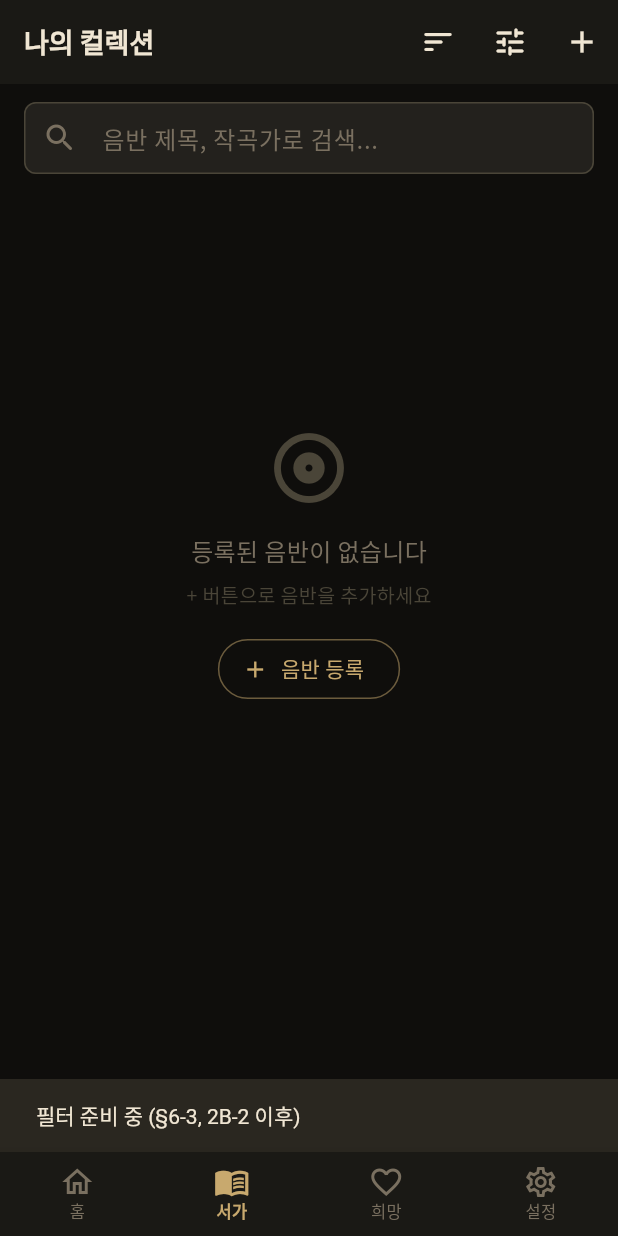
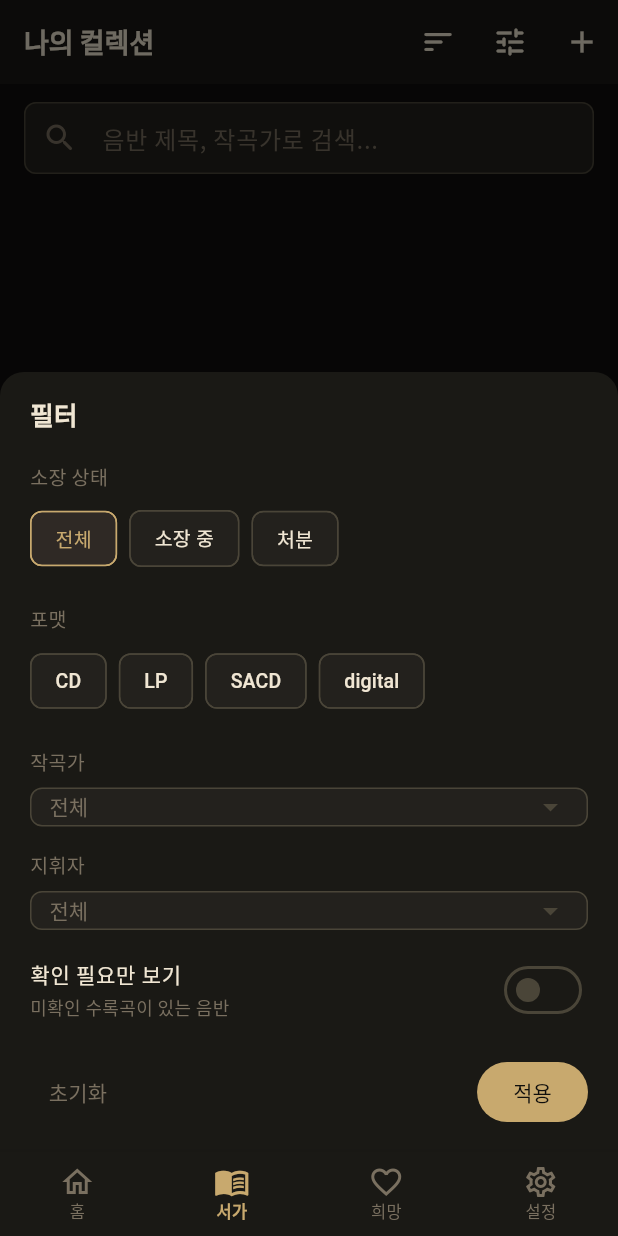
Before and after one commit to giltongit/classicshelf, a Flutter app: the screen it shows after launch, item 2 of the bottom bar chosen, after a tap on the "tune" icon, on a phone screen of 412 x 824 dp. Run offline on Flutter 3.47's test engine with Material 3 defaults, Android fonts, the phone set to English and light mode, and no system bars; our stand-ins replace cached_network_image, connectivity_plus, drift, flutter_image_compress, flutter_riverpod, go_router and 3 more; accounts and stored records are empty; generated files the repository leaves out were written again; network calls fail.

Commit message:
feat(v05) 필터 시트 UI (1-E)
서가 목록의 필터 아이콘이 띄우던 스텁 스낵바를 실제 바텀시트로 교체.
리포지토리 쿼리(getAlbumSummaries)는 이미 전 축을 처리하고 있었으므로
빠진 것은 UI와 선택지 소스뿐이었다.

축 5개: status / format / composer / conductor / onlyNeedsVerification.
period(시대)는 제외 - AlbumFilter.period와 works.period 조인 쿼리는 이미
있으나 works에 쓰는 경로가 없어(Open Opus 시드 미착수) 항상 0건이라
죽은 컨트롤이 된다. 모델과 쿼리를 그대로 두어 시드 후 칩만 붙이면 된다.

composer/conductor는 자유 텍스트가 아니라 드롭다운으로 받는다. 필터
매칭이 정확 일치라 자유 텍스트는 한 글자만 달라도 0건이 되기 때문이다.
선택지는 getFilterFacets()가 등록된 데이터에서 distinct로 뽑는다 -
지휘자는 앨범 기본값과 곡별 override 두 테이블의 합집합으로 모은다.
필터 쿼리도 두 테이블을 합집합으로 보므로 범위가 어긋나면 안 된다.

시트는 임시 상태로 편집하고 "적용"에서 한 번에 커밋한다. 조합 필터는
중간 상태가 의미 없어 매 토글마다 재조회하면 어수선하다. "초기화"는
시트가 다루는 축만 해제하고 검색어와 정렬은 보존한다 - AlbumFilter.empty로
되돌리면 검색창의 글자는 남는데 필터만 풀려 화면과 상태가 어긋난다.

DropdownButtonFormField 대신 DropdownButton을 쓴다. 전자는 FormField
기반이라 initialValue가 외부에서 바뀌어도 내부 상태가 따라오지 않아
초기화 후에도 옛 값이 남는다.

포맷 목록은 kAlbumFormats로 등록 폼과 공유한다. 두 곳이 다른 목록을
보면 필터가 입력값을 놓친다.

test/album_filter_test.dart: 축별 단독, 조합(교집합), 검색어 동시 적용,
facet 범위, 초기화 보존 5건. flutter analyze 에러 0.

실기 탭 검증은 아직 미확인 - 헤드리스와 정적 검증만 통과했다.

Co-Authored-By: Claude Opus 5 <noreply@anthropic.com>

```diff
--- a/lib/models/album.dart
+++ b/lib/models/album.dart
@@ -53,6 +53,10 @@ enum Confidence {
 
 /// 소장 상태 — disposed_at 기반 파생 (§6-2, 처분·분실 포함)
 enum HoldingStatus { owned, disposed }
+
+/// 포맷 선택지. albums.format은 자유 텍스트지만 입력·필터 모두 이 넷으로 제한한다.
+/// 등록 폼과 필터 시트가 같은 목록을 봐야 필터가 입력값을 놓치지 않는다.
+const kAlbumFormats = ['CD', 'LP', 'SACD', 'digital'];
 
 // ─────────────────────────────────────────────────────────────────────────────
 // Performer — 값 객체. 저장에서는 album_performers/composition_performers 행.
--- a/lib/models/album_filter.dart
+++ b/lib/models/album_filter.dart
@@ -44,6 +44,22 @@ class AlbumFilter {
 
   static const empty = AlbumFilter();
 
+  /// 필터 시트가 다루는 축의 활성 개수. 아이콘 뱃지용.
+  /// 검색어(query)·정렬(sort)은 화면에 별도 UI가 있으므로 세지 않는다.
+  int get activeCount => [
+        status != null,
+        format != null,
+        composer != null,
+        conductor != null,
+        period != null,
+        onlyNeedsVerification,
+      ].where((on) => on).length;
+
+  /// 시트의 "초기화" — 시트가 다루는 축만 해제하고 검색어·정렬은 보존한다.
+  /// AlbumFilter.empty로 통째 되돌리면 검색창 TextEditingController의 글자는
+  /// 남는데 필터만 풀려 화면과 상태가 어긋난다.
+  AlbumFilter clearedForSheet() => AlbumFilter(query: query, sort: sort);
+
   bool get isEmpty =>
       (query == null || query!.isEmpty) &&
       composer == null &&
--- a/lib/providers/providers.dart
+++ b/lib/providers/providers.dart
@@ -89,6 +89,13 @@ final allAlbumSummariesProvider = StreamProvider<List<AlbumSummary>>((ref) {
   return ref
       .watch(collectionRepositoryProvider)
       .watchAlbumSummaries(AlbumFilter.empty);
+});
+
+// ── 필터 시트 선택지 ────────────────────────────────────────────────────────────
+/// 작곡가·지휘자 distinct. autoDispose라 시트를 닫으면 버려지고 다음에 열 때
+/// 다시 읽는다 — 그 사이 앨범이 추가돼도 선택지가 낡지 않는다.
+final filterFacetsProvider = FutureProvider.autoDispose<FilterFacets>((ref) {
+  return ref.watch(collectionRepositoryProvider).getFilterFacets();
 });
 
 // ── 앨범 단건 (상세) ────────────────────────────────────────────────────────────
--- a/lib/repositories/collection_repository.dart
+++ b/lib/repositories/collection_repository.dart
@@ -33,6 +33,12 @@ typedef SyncResult = ({
   int skippedPending,
 });
 
+/// 필터 시트 선택지 — 이미 등록된 데이터에서 뽑은 distinct 값.
+/// composer·conductor 필터는 **정확 일치**(§6-3 쿼리)라 자유 텍스트로 받으면
+/// 한 글자만 달라도 0건이 된다. 있는 값 중에서 고르게 하려고 별도로 뽑는다.
+/// (Works 시드가 들어오면 자동완성으로 대체 가능 — 그때까지의 대안)
+typedef FilterFacets = ({List<String> composers, List<String> conductors});
+
 /// 저장된 애그리게이트 반환값. book처럼 서버 id를 되돌려줄 필요가 없어
 /// 도메인 Album을 그대로 반환한다(로컬=원격 동일 id).
 abstract interface class CollectionRepository {
@@ -45,6 +51,9 @@ abstract interface class CollectionRepository {
 
   /// 단일 앨범 애그리게이트(상세·편집용). 없으면 null.
   Future<Album?> getAlbum(String albumId);
+
+  /// 필터 시트 선택지(작곡가·지휘자). 등록된 데이터에서 distinct.
+  Future<FilterFacets> getFilterFacets();
 
   /// 희망 목록(독립 애그리게이트). 등록순(최신 위).
   Future<List<WishItem>> getWishlist();
--- a/lib/repositories/collection_repository_impl.dart
+++ b/lib/repositories/collection_repository_impl.dart
@@ -512,6 +512,46 @@ class CollectionRepositoryImpl implements CollectionRepository {
         needsVerification: cs.any((c) => c.confidence == 'unverified'),
       );
     }).toList();
+  }
+
+  @override
+  Future<FilterFacets> getFilterFacets() async {
+    // 작곡가 — 수록곡에만 있다.
+    final composerQ = _db.selectOnly(_db.compositions)
+      ..addColumns([_db.compositions.composer])
+      ..groupBy([_db.compositions.composer]);
+    final composers = (await composerQ.get())
+        .map((r) => r.read(_db.compositions.composer))
+        .whereType<String>()
+        .map((s) => s.trim())
+        .where((s) => s.isNotEmpty)
+        .toSet() // groupBy 이후지만 trim 때문에 다시 겹칠 수 있다
+        .toList()
+      ..sort();
+
+    // 지휘자 — 앨범 기본값과 곡별 override 두 곳에 흩어져 있다(§3-3). 합집합.
+    //   필터 쿼리(getAlbumSummaries)도 두 테이블을 ∪로 보므로 선택지도 같아야 한다.
+    final apQ = _db.selectOnly(_db.albumPerformers)
+      ..addColumns([_db.albumPerformers.name])
+      ..where(_db.albumPerformers.role.equals(PerformerRole.conductor.value))
+      ..groupBy([_db.albumPerformers.name]);
+    final cpQ = _db.selectOnly(_db.compositionPerformers)
+      ..addColumns([_db.compositionPerformers.name])
+      ..where(
+          _db.compositionPerformers.role.equals(PerformerRole.conductor.value))
+      ..groupBy([_db.compositionPerformers.name]);
+
+    final conductors = <String>{
+      ...(await apQ.get())
+          .map((r) => r.read(_db.albumPerformers.name))
+          .whereType<String>(),
+      ...(await cpQ.get())
+          .map((r) => r.read(_db.compositionPerformers.name))
+          .whereType<String>(),
+    }.map((s) => s.trim()).where((s) => s.isNotEmpty).toSet().toList()
+      ..sort();
+
+    return (composers: composers, conductors: conductors);
   }
 
   @override
--- a/lib/screens/add_book_screen.dart
+++ b/lib/screens/add_book_screen.dart
@@ -32,8 +32,8 @@ import '../theme/app_theme.dart';
 
 const _uuid = Uuid();
 
-/// 포맷 선택지 — albums.format은 자유 텍스트지만 입력은 이 넷으로 제한한다.
-const _formats = ['CD', 'LP', 'SACD', 'digital'];
+/// 포맷 선택지 — 필터 시트와 공유한다(album.dart의 kAlbumFormats).
+const _formats = kAlbumFormats;
 
 class AddAlbumScreen extends ConsumerStatefulWidget {
   /// null이면 신규 등록, 값이 있으면 그 앨범의 편집 모드.
--- /dev/null
+++ b/lib/screens/album_filter_sheet.dart
@@ -0,0 +1,326 @@
+// =============================================================================
+// album_filter_sheet.dart — 서가 필터 시트 (대 1-E)
+//   §6-3의 필터 축을 화면에 연결한다. 리포지토리 쿼리(getAlbumSummaries)는
+//   이미 전 축을 처리하므로 여기서 거르거나 정렬하지 않는다 — 값만 만들어 준다.
+//
+// 임시 편집 후 "적용"에서 커밋한다(매 토글마다 provider를 갱신하지 않는다).
+//   조합 필터는 중간 상태가 의미 없는 경우가 많아(작곡가만 고른 순간의 목록),
+//   화면이 깜빡이며 재조회되는 것보다 한 번에 반영하는 편이 덜 어수선하다.
+//   취소(시트 닫기)하면 아무것도 반영되지 않는다.
+//
+// composer·conductor는 **정확 일치** 매칭이라(§6-3 쿼리) 자유 텍스트로 받지
+//   않는다. 등록된 값에서 뽑은 목록(filterFacetsProvider)에서 고르게 한다.
+//
+// period(시대) 축은 이번 시트에 없다: 쿼리가 works.period를 조인하는데 Works
+//   시드(대 1-A)가 미착수라 테이블이 비어 어떤 값이든 0건이 된다. 모델 필드와
+//   리포지토리 쿼리는 그대로 두었으므로 시드 후 칩만 붙이면 된다(§17).
+// =============================================================================
+
+import 'package:flutter/material.dart';
+import 'package:flutter_riverpod/flutter_riverpod.dart';
+
+import '../models/album.dart' show HoldingStatus, kAlbumFormats;
+import '../models/album_filter.dart';
+import '../providers/providers.dart';
+import '../theme/app_theme.dart';
+
+/// 서가 필터 시트를 연다. 적용 시 albumFilterProvider가 갱신되고,
+/// 목록은 reactive(watch)라 따로 새로고침할 필요가 없다.
+void showAlbumFilterSheet(BuildContext context) {
+  showModalBottomSheet<void>(
+    context: context,
+    backgroundColor: AppColors.surface,
+    isScrollControlled: true, // 선택지가 많으면 시트가 길어진다
+    shape: const RoundedRectangleBorder(
+      borderRadius: BorderRadius.vertical(top: Radius.circular(16)),
+    ),
+    builder: (_) => const _AlbumFilterSheet(),
+  );
+}
+
+class _AlbumFilterSheet extends ConsumerStatefulWidget {
+  const _AlbumFilterSheet();
+
+  @override
+  ConsumerState<_AlbumFilterSheet> createState() => _AlbumFilterSheetState();
+}
+
+class _AlbumFilterSheetState extends ConsumerState<_AlbumFilterSheet> {
+  /// 시트 안에서만 쓰는 임시 필터. "적용" 전까지 provider를 건드리지 않는다.
+  late AlbumFilter _draft;
+
+  @override
+  void initState() {
+    super.initState();
+    _draft = ref.read(albumFilterProvider);
+  }
+
+  void _apply() {
+    ref.read(albumFilterProvider.notifier).update(_draft);
+    Navigator.pop(context);
+  }
+
+  void _reset() => setState(() => _draft = _draft.clearedForSheet());
+
+  @override
+  Widget build(BuildContext context) {
+    final facets = ref.watch(filterFacetsProvider);
+
+    return SafeArea(
+      child: Padding(
+        padding: const EdgeInsets.fromLTRB(20, 16, 20, 16),
+        child: SingleChildScrollView(
+          child: Column(
+            mainAxisSize: MainAxisSize.min,
+            crossAxisAlignment: CrossAxisAlignment.start,
+            children: [
+              Row(
+                children: [
+                  const Text(
+                    '필터',
+                    style: TextStyle(
+                      color: AppColors.cream,
+                      fontSize: 17,
+                      fontWeight: FontWeight.w600,
+                    ),
+                  ),
+                  const Spacer(),
+                  if (_draft.activeCount > 0)
+                    Text(
+                      '${_draft.activeCount}개 적용 중',
+                      style: const TextStyle(
+                          color: AppColors.gold, fontSize: 12),
+                    ),
+                ],
+              ),
+              const SizedBox(height: 20),
+
+              // ── 소장 상태 ──────────────────────────────────────────────
+              const _SectionLabel('소장 상태'),
+              Wrap(
+                spacing: 8,
+                children: [
+                  _choice(
+                    label: '전체',
+                    selected: _draft.status == null,
+                    onTap: () => setState(
+                        () => _draft = _draft.copyWith(clearStatus: true)),
+                  ),
+                  _choice(
+                    label: '소장 중',
+                    selected: _draft.status == HoldingStatus.owned,
+                    onTap: () => setState(() => _draft =
+                        _draft.copyWith(status: HoldingStatus.owned)),
+                  ),
+                  _choice(
+                    label: '처분',
+                    selected: _draft.status == HoldingStatus.disposed,
+                    onTap: () => setState(() => _draft =
+                        _draft.copyWith(status: HoldingStatus.disposed)),
+                  ),
+                ],
+              ),
+              const SizedBox(height: 20),
+
+              // ── 포맷 ──────────────────────────────────────────────────
+              const _SectionLabel('포맷'),
+              Wrap(
+                spacing: 8,
+                children: kAlbumFormats.map((f) {
+                  final selected = _draft.format == f;
+                  return _choice(
+                    label: f,
+                    selected: selected,
+                    // 선택된 칩을 다시 누르면 해제(=전체).
+                    onTap: () => setState(() => _draft = selected
+                        ? _draft.copyWith(clearFormat: true)
+                        : _draft.copyWith(format: f)),
+                  );
+                }).toList(),
+              ),
+              const SizedBox(height: 20),
+
+              // ── 작곡가 · 지휘자 ────────────────────────────────────────
+              _FacetDropdown(
+                label: '작곡가',
+                emptyHint: '등록된 작곡가가 없습니다',
+                value: _draft.composer,
+                options: facets.value?.composers,
+                loading: facets.isLoading,
+                onChanged: (v) => setState(() => _draft = v == null
+                    ? _draft.copyWith(clearComposer: true)
+                    : _draft.copyWith(composer: v)),
+              ),
+              const SizedBox(height: 16),
+              _FacetDropdown(
+                label: '지휘자',
+                emptyHint: '등록된 지휘자가 없습니다',
+                value: _draft.conductor,
+                options: facets.value?.conductors,
+                loading: facets.isLoading,
+                onChanged: (v) => setState(() => _draft = v == null
+                    ? _draft.copyWith(clearConductor: true)
+                    : _draft.copyWith(conductor: v)),
+              ),
+
+              if (facets.hasError) ...[
+                const SizedBox(height: 8),
+                Text(
+                  '선택지를 불러오지 못했습니다: ${facets.error}',
+                  style: const TextStyle(color: AppColors.red, fontSize: 12),
+                ),
+              ],
+              const SizedBox(height: 8),
+
+              // ── 확인 필요만 ───────────────────────────────────────────
+              SwitchListTile(
+                contentPadding: EdgeInsets.zero,
+                dense: true,
+                activeThumbColor: AppColors.gold,
+                title: const Text(
+                  '확인 필요만 보기',
+                  style: TextStyle(color: AppColors.cream, fontSize: 14),
+                ),
+                subtitle: const Text(
+                  '미확인 수록곡이 있는 음반',
+                  style: TextStyle(color: AppColors.muted, fontSize: 12),
+                ),
+                value: _draft.onlyNeedsVerification,
+                onChanged: (v) => setState(
+                    () => _draft = _draft.copyWith(onlyNeedsVerification: v)),
+              ),
+              const SizedBox(height: 12),
+
+              Row(
+                children: [
+                  TextButton(
+                    onPressed: _draft.activeCount == 0 ? null : _reset,
+                    child: const Text('초기화',
+                        style: TextStyle(color: AppColors.muted)),
+                  ),
+                  const Spacer(),
+                  FilledButton(
+                    style: FilledButton.styleFrom(
+                      backgroundColor: AppColors.gold,
+                      foregroundColor: AppColors.bg,
+                    ),
+                    onPressed: _apply,
+                    child: const Text('적용'),
+                  ),
+                ],
+              ),
+            ],
+          ),
+        ),
+      ),
+    );
+  }
+
+  Widget _choice({
+    required String label,
+    required bool selected,
+    required VoidCallback onTap,
+  }) =>
+      ChoiceChip(
+        label: Text(label),
+        selected: selected,
+        onSelected: (_) => onTap(),
+        backgroundColor: AppColors.surface2,
+        selectedColor: AppColors.goldSubtle,
+        side: BorderSide(
+          color: selected ? AppColors.gold : AppColors.dim,
+        ),
+        labelStyle: TextStyle(
+          color: selected ? AppColors.gold : AppColors.cream,
+          fontSize: 13,
+        ),
+        showCheckmark: false,
+      );
+}
+
+class _SectionLabel extends StatelessWidget {
+  final String text;
+  const _SectionLabel(this.text);
+
+  @override
+  Widget build(BuildContext context) => Padding(
+        padding: const EdgeInsets.only(bottom: 8),
+        child: Text(
+          text,
+          style: const TextStyle(color: AppColors.muted, fontSize: 13),
+        ),
+      );
+}
+
+/// 등록된 값에서 고르는 드롭다운. 값이 없으면 비활성 + 안내.
+class _FacetDropdown extends StatelessWidget {
+  final String label;
+  final String emptyHint;
+  final String? value;
+  final List<String>? options;
+  final bool loading;
+  final ValueChanged<String?> onChanged;
+
+  const _FacetDropdown({
+    required this.label,
+    required this.emptyHint,
+    required this.value,
+    required this.options,
+    required this.loading,
+    required this.onChanged,
+  });
+
+  @override
+  Widget build(BuildContext context) {
+    final opts = options ?? const <String>[];
+    // 현재 선택값이 목록에 없을 수 있다(그 앨범을 지웠거나 값을 고친 경우).
+    // 그대로 두면 DropdownButton이 중복/누락으로 단언 실패하므로 합쳐서 넣는다.
+    final items = <String>{?value, ...opts}.toList()..sort();
+    final enabled = !loading && items.isNotEmpty;
+
+    return Column(
+      crossAxisAlignment: CrossAxisAlignment.start,
+      children: [
+        _SectionLabel(label),
+        Container(
+          padding: const EdgeInsets.symmetric(horizontal: 12),
+          decoration: BoxDecoration(
+            color: AppColors.surface2,
+            borderRadius: BorderRadius.circular(8),
+            border: Border.all(
+                color: value != null ? AppColors.gold : AppColors.dim),
+          ),
+          // FormField 계열(DropdownButtonFormField)은 initialValue가 외부에서
+          // 바뀌어도 내부 상태를 따라가지 않아 "초기화" 후에도 옛 값이 남는다.
+          // 완전 제어형 DropdownButton을 쓴다.
+          child: DropdownButtonHideUnderline(
+            child: DropdownButton<String?>(
+              value: value,
+              isExpanded: true,
+              isDense: true,
+              dropdownColor: AppColors.surface2,
+              style: const TextStyle(color: AppColors.cream, fontSize: 14),
+              icon: Icon(Icons.arrow_drop_down,
+                  color: enabled ? AppColors.muted : AppColors.dim),
+              hint: Text(
+                loading ? '불러오는 중…' : (items.isEmpty ? emptyHint : '전체'),
+                style: const TextStyle(color: AppColors.dim, fontSize: 14),
+              ),
+              items: [
+                const DropdownMenuItem<String?>(
+                  value: null,
+                  child: Text('전체', style: TextStyle(color: AppColors.muted)),
+                ),
+                ...items.map((o) => DropdownMenuItem<String?>(
+                      value: o,
+                      child: Text(o, overflow: TextOverflow.ellipsis),
+                    )),
+              ],
+              onChanged: enabled ? onChanged : null,
+            ),
+          ),
+        ),
+      ],
+    );
+  }
+}
--- a/lib/screens/book_list_screen.dart
+++ b/lib/screens/book_list_screen.dart
@@ -21,6 +21,7 @@ import '../models/album_filter.dart';
 import '../models/album_summary.dart';
 import '../providers/providers.dart';
 import '../theme/app_theme.dart';
+import 'album_filter_sheet.dart';
 
 String _sortLabel(AlbumSort sort) => switch (sort) {
       AlbumSort.createdDesc => '등록순',
@@ -73,17 +74,9 @@ class AlbumListScreen extends ConsumerWidget {
                 .toList(),
           ),
 
-          // TODO: 클래식 필터 시트 (§6-3) — 작곡가 · 시대 · 포맷 · 소장상태
-          //   albumFilterProvider에 배선(composer/period/format/status/
-          //   onlyNeedsVerification)은 이미 있고 리포지토리도 처리한다.
-          //   빠진 건 시트 UI뿐이라, 붙일 때 화면 로직은 건드릴 필요 없다.
-          IconButton(
-            icon: const Icon(Icons.tune_rounded),
-            tooltip: '필터',
-            onPressed: () => ScaffoldMessenger.of(context).showSnackBar(
-              const SnackBar(content: Text('필터 준비 중 (§6-3, 2B-2 이후)')),
-            ),
-          ),
+          // 필터 시트 (§6-3). 시트가 albumFilterProvider를 갱신하면 목록은
+          // reactive라 저절로 다시 그려진다 — 여기서 할 일이 없다.
+          _FilterButton(activeCount: filter.activeCount),
           IconButton(
             icon: const Icon(Icons.add),
             tooltip: '음반 추가',
@@ -154,6 +147,51 @@ class AlbumListScreen extends ConsumerWidget {
           ),
         ],
       ),
+    );
+  }
+}
+
+// ── 필터 버튼 ──────────────────────────────────────────────────────────────────
+// 활성 축 개수를 뱃지로 보여준다 — 시트를 열지 않고도 필터가 걸린 걸 알 수 있다.
+
+class _FilterButton extends StatelessWidget {
+  final int activeCount;
+  const _FilterButton({required this.activeCount});
+
+  @override
+  Widget build(BuildContext context) {
+    final button = IconButton(
+      icon: const Icon(Icons.tune_rounded),
+      tooltip: activeCount == 0 ? '필터' : '필터 ($activeCount개 적용 중)',
+      color: activeCount > 0 ? AppColors.gold : null,
+      onPressed: () => showAlbumFilterSheet(context),
+    );
+    if (activeCount == 0) return button;
+
+    return Stack(
+      alignment: Alignment.center,
+      children: [
+        button,
+        Positioned(
+          top: 8,
+          right: 6,
+          child: Container(
+            padding: const EdgeInsets.symmetric(horizontal: 5, vertical: 1),
+            decoration: BoxDecoration(
+              color: AppColors.gold,
+              borderRadius: BorderRadius.circular(8),
+            ),
+            child: Text(
+              '$activeCount',
+              style: const TextStyle(
+                color: AppColors.bg,
+                fontSize: 10,
+                fontWeight: FontWeight.w700,
+              ),
+            ),
+          ),
+        ),
+      ],
     );
   }
 }
```
Also changed, not shown: 1 other file.
